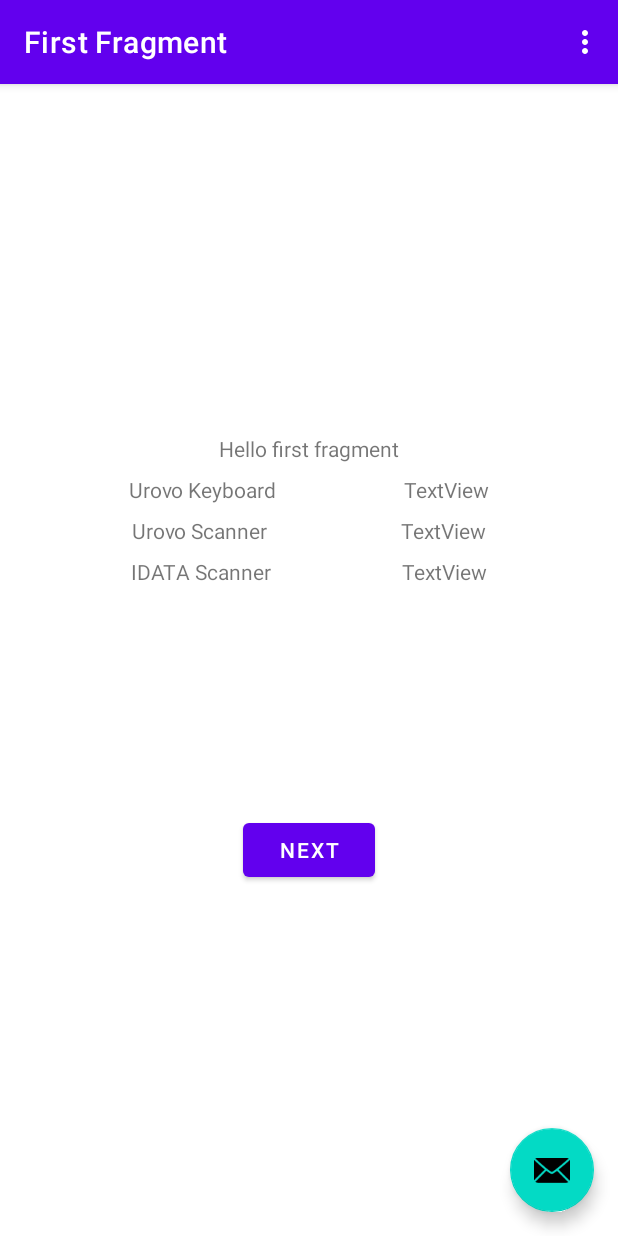
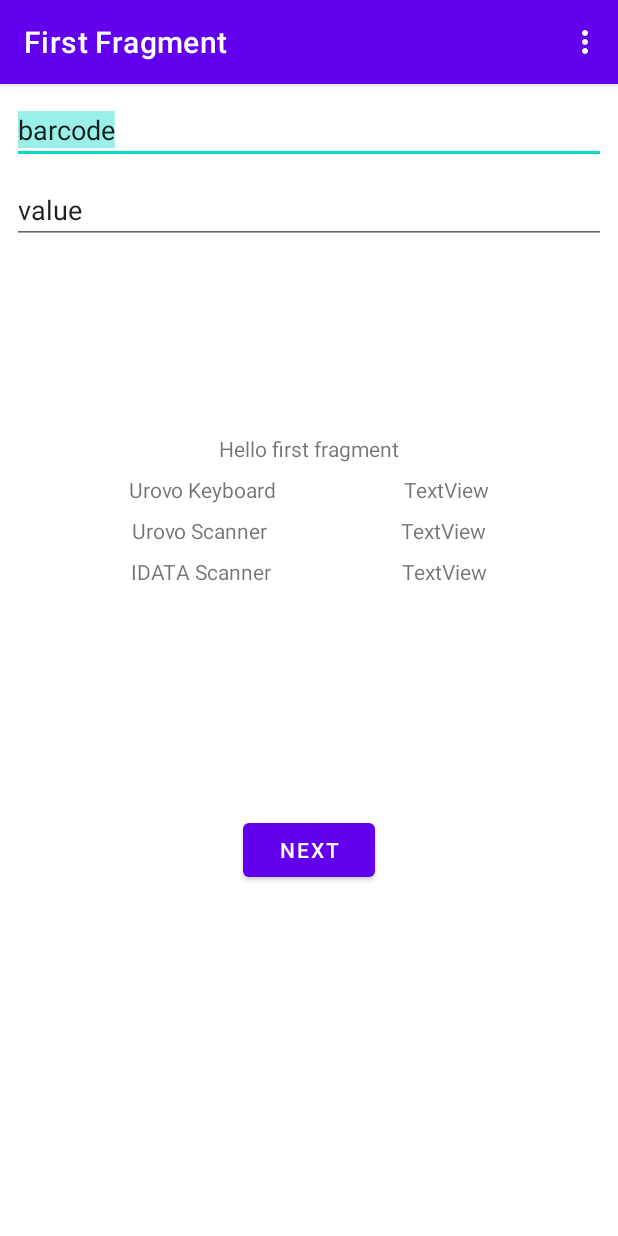
Before and after one commit to Gizmodo/DITest, an Android app: the screen it shows after launch (MainActivity), on a phone screen of 412 x 824 dp. Run offline under Robolectric (Android 15) with nearby library versions, the phone set to English and light mode, and no system bars; our stand-ins replace Dagger/Hilt's generated code, navigation-ui.

Commit message:
pc change

```diff
--- a/app/src/main/java/ru/gizmodo/ditest/AppModule.kt
+++ b/app/src/main/java/ru/gizmodo/ditest/AppModule.kt
@@ -5,6 +5,7 @@ import android.content.BroadcastReceiver
 import android.content.Context
 import android.content.Intent
 import android.content.IntentFilter
+import android.util.Log
 import androidx.lifecycle.MutableLiveData
 import dagger.Module
 import dagger.Provides
--- a/app/src/main/java/ru/gizmodo/ditest/FirstFragment.kt
+++ b/app/src/main/java/ru/gizmodo/ditest/FirstFragment.kt
@@ -1,12 +1,13 @@
 package ru.gizmodo.ditest
 
+import android.app.Activity
+import android.content.Context
 import android.os.Bundle
 import android.util.Log
-import android.view.LayoutInflater
-import android.view.View
-import android.view.ViewGroup
+import android.view.*
+import android.view.inputmethod.InputMethodManager
+import android.widget.EditText
 import androidx.fragment.app.Fragment
-import androidx.navigation.fragment.findNavController
 import ru.gizmodo.ditest.databinding.FragmentFirstBinding
 
 /**
@@ -16,6 +17,8 @@ class FirstFragment : Fragment() {
     private val viewModel: FirstViewModel by lazy {
         getViewModel { FirstViewModel() }
     }
+
+    private val TAG: String = "Gizmodo"
 
     init {
         App.instance().appGraph.embed(this)
@@ -35,19 +38,84 @@ class FirstFragment : Fragment() {
         return binding.root
     }
 
+    private fun moveFocus(view: EditText) {
+        view.requestFocus()
+    }
+
+    fun Activity.hideSoftKeyboardExt() {
+        window.setSoftInputMode(WindowManager.LayoutParams.SOFT_INPUT_STATE_HIDDEN)
+        currentFocus?.apply {
+            val inputMethodManager =
+                getSystemService(Context.INPUT_METHOD_SERVICE) as InputMethodManager
+            inputMethodManager.hideSoftInputFromWindow(windowToken, 0)
+        }
+    }
+
+    fun Fragment.hideSoftKeyboardExt() {
+        activity?.hideSoftKeyboardExt()
+    }
+
+    private fun hideKeyboard() {
+        this.hideSoftKeyboardExt()
+        /* val view = this.currentFocus
+         if (view != null) {
+             val hideMe = getSystemService(Context.INPUT_METHOD_SERVICE) as InputMethodManager
+             hideMe.hideSoftInputFromWindow(view.windowToken, 0)
+         }
+         window.setSoftInputMode(WindowManager.LayoutParams.SOFT_INPUT_STATE_ALWAYS_HIDDEN)*/
+    }
+
+    private fun onFocus(view: View?, hasFocus: Boolean) {
+        if (hasFocus) (view as EditText).selectAll()
+    }
+
     override fun onViewCreated(view: View, savedInstanceState: Bundle?) {
         super.onViewCreated(view, savedInstanceState)
+        binding.edtCount.apply {
+            showSoftInputOnFocus = false
+            setSelectAllOnFocus(true)
+            setOnClickListener { hideKeyboard() }
+            setOnFocusChangeListener { _, _ -> hideKeyboard() }
+//            setOnFocusChangeListener { view, hasFocus -> onFocus(view, hasFocus) }
+        }
+
+        binding.edtBarcode.apply {
+            showSoftInputOnFocus = false
+            setSelectAllOnFocus(true)
+            setOnClickListener { hideKeyboard() }
+            setOnFocusChangeListener { _, _ -> hideKeyboard() }
+//            setOnFocusChangeListener { view, hasFocus -> onFocus(view, hasFocus) }
+        }
+
+        binding.buttonFirst.isFocusable = false
+
+        binding.edtBarcode.setOnKeyListener { _: View, i: Int, keyEvent: KeyEvent ->
+            if (i == 66 && keyEvent.action == KeyEvent.ACTION_UP) {
+                Log.d(TAG, "Move focus to count")
+                moveFocus(binding.edtCount)
+                onFocus(binding.edtCount, true)
+            }
+            !true
+        }
+        binding.edtCount.setOnKeyListener { _: View, i: Int, keyEvent: KeyEvent ->
+            if (i == 66&& keyEvent.action == KeyEvent.ACTION_UP) {
+                Log.d(TAG, "Move focus to barcode")
+                moveFocus(binding.edtBarcode)
+                onFocus(binding.edtBarcode, true)
+            }
+            true
+        }
 
         binding.buttonFirst.setOnClickListener {
-            findNavController().navigate(R.id.action_FirstFragment_to_SecondFragment)
+//            findNavController().navigate(R.id.action_FirstFragment_to_SecondFragment)
         }
         viewModel.urovoScannerLiveData.observe(viewLifecycleOwner) { it ->
             binding.textviewFirst.text = it
-            Log.d("666", it)
+            Log.d(TAG, it)
         }
 
         viewModel.superScannerLiveData.observe(viewLifecycleOwner) { it: SuperResults ->
-            Log.d("666", "Значения со слушателей: " + it.toString())
+            Log.d(TAG, "Значения со слушателей: " + it.toString())
             with(binding) {
                 txtUrovoKeyboard.text = it.isUrovoEnterPushed.toString()
                 txtIDataScanner.text = it.idata
--- a/app/src/main/java/ru/gizmodo/ditest/MainActivity.kt
+++ b/app/src/main/java/ru/gizmodo/ditest/MainActivity.kt
@@ -28,10 +28,6 @@ class MainActivity : AppCompatActivity() {
         appBarConfiguration = AppBarConfiguration(navController.graph)
         setupActionBarWithNavController(navController, appBarConfiguration)
 
-        binding.fab.setOnClickListener { view ->
-            Snackbar.make(view, "Replace with your own action", Snackbar.LENGTH_LONG)
-                .setAction("Action", null).show()
-        }
     }
 
     override fun onCreateOptionsMenu(menu: Menu): Boolean {
--- a/app/src/main/res/layout/activity_main.xml
+++ b/app/src/main/res/layout/activity_main.xml
@@ -22,13 +22,4 @@
 
     <include layout="@layout/content_main" />
 
-    <com.google.android.material.floatingactionbutton.FloatingActionButton
-        android:id="@+id/fab"
-        android:layout_width="wrap_content"
-        android:layout_height="wrap_content"
-        android:layout_gravity="bottom|end"
-        android:layout_marginEnd="@dimen/fab_margin"
-        android:layout_marginBottom="16dp"
-        app:srcCompat="@android:drawable/ic_dialog_email" />
-
 </androidx.coordinatorlayout.widget.CoordinatorLayout>
--- a/app/src/main/res/layout/fragment_first.xml
+++ b/app/src/main/res/layout/fragment_first.xml
@@ -21,6 +21,7 @@
         android:layout_width="wrap_content"
         android:layout_height="wrap_content"
         android:text="@string/next"
+
         app:layout_constraintBottom_toBottomOf="parent"
         app:layout_constraintEnd_toEndOf="parent"
         app:layout_constraintStart_toStartOf="parent"
@@ -92,4 +93,32 @@
         app:layout_constraintStart_toEndOf="@+id/textView5"
         app:layout_constraintTop_toTopOf="@+id/textView5" />
 
+    <EditText
+        android:id="@+id/edtBarcode"
+        android:layout_width="0dp"
+        android:layout_height="wrap_content"
+        android:layout_marginStart="8dp"
+        android:layout_marginTop="8dp"
+        android:layout_marginEnd="8dp"
+        android:ems="10"
+        android:inputType="textPersonName"
+        android:text="barcode"
+        app:layout_constraintEnd_toEndOf="parent"
+        app:layout_constraintStart_toStartOf="parent"
+        app:layout_constraintTop_toTopOf="parent" />
+
+    <EditText
+        android:id="@+id/edtCount"
+        android:layout_width="0dp"
+        android:layout_height="wrap_content"
+        android:layout_marginStart="8dp"
+        android:layout_marginTop="8dp"
+        android:layout_marginEnd="8dp"
+        android:ems="10"
+        android:inputType="textPersonName"
+        android:text="value"
+        app:layout_constraintEnd_toEndOf="parent"
+        app:layout_constraintStart_toStartOf="parent"
+        app:layout_constraintTop_toBottomOf="@+id/edtBarcode" />
+
 </androidx.constraintlayout.widget.ConstraintLayout>
```
Also changed, not shown: app/src/main/java/ru/gizmodo/ditest/BroadcastReceiver.kt (added, +39 -0 lines).
